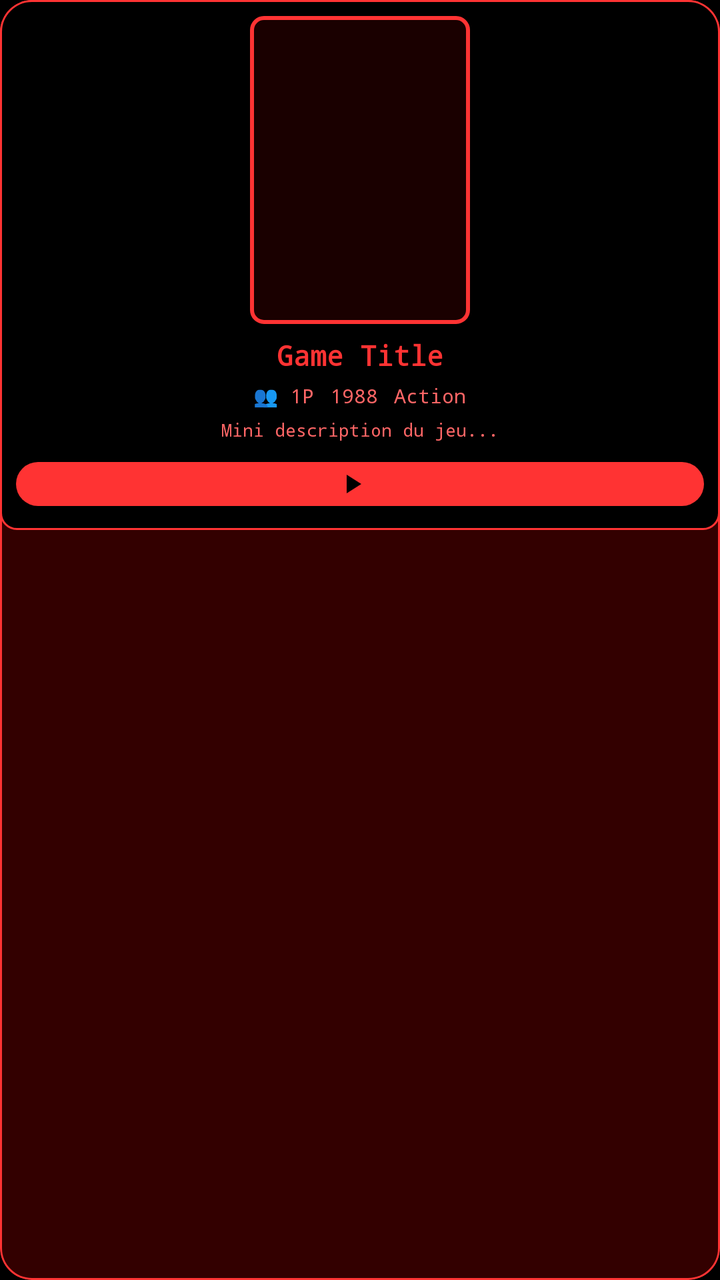
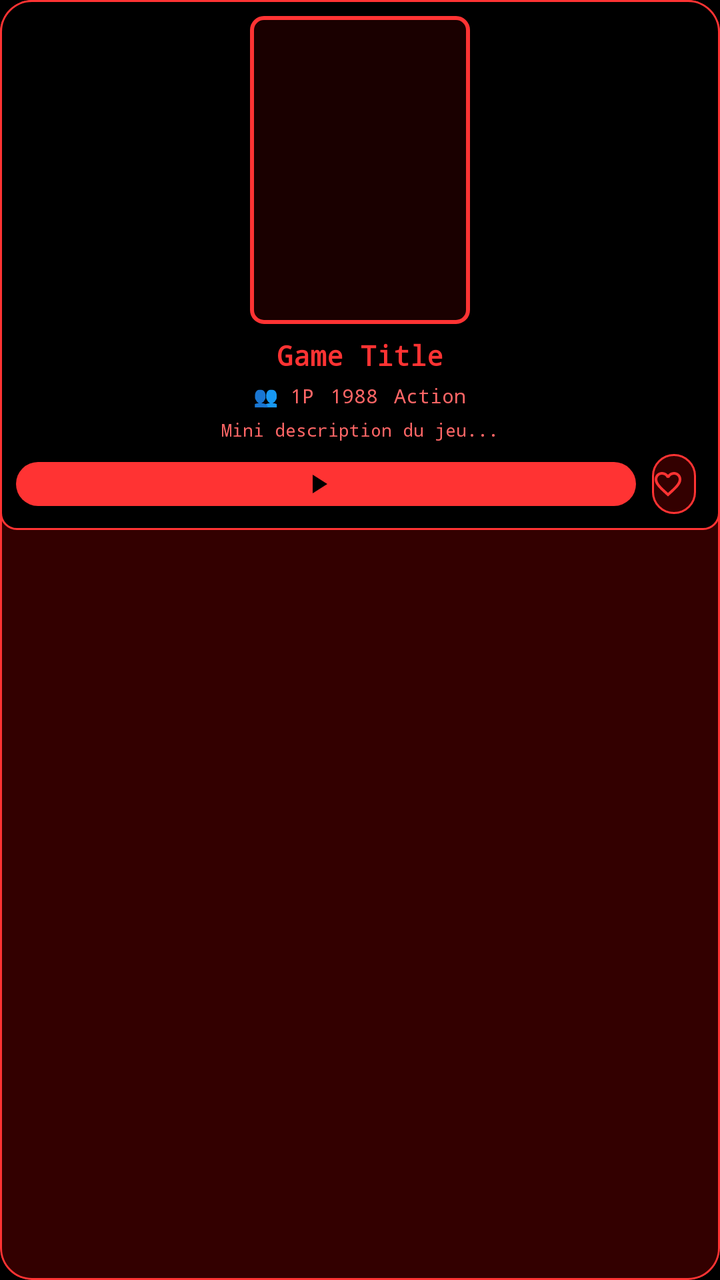

Before-and-after screenshots of an Android layout around one commit, followed by the original layout XML and the change that was made.
<!-- AndroidManifest.xml: application theme Theme.KITT -->
<!-- res/layout/item_game_modern.xml -->
<?xml version="1.0" encoding="utf-8"?>
<com.google.android.material.card.MaterialCardView xmlns:android="http://schemas.android.com/apk/res/android"
    xmlns:app="http://schemas.android.com/apk/res-auto"
    xmlns:tools="http://schemas.android.com/tools"
    android:layout_width="match_parent"
    android:layout_height="wrap_content"
    android:layout_margin="6dp"
    app:cardCornerRadius="16dp"
    app:cardElevation="8dp"
    app:strokeColor="@color/kitt_red"
    app:strokeWidth="1dp"
    app:cardBackgroundColor="@color/kitt_medium_red"
    android:clickable="true"
    android:focusable="true"
    android:foreground="?attr/selectableItemBackground"
    app:rippleColor="@color/kitt_red_alpha">

    <LinearLayout
        android:layout_width="match_parent"
        android:layout_height="wrap_content"
        android:orientation="vertical"
        android:padding="8dp"
        android:gravity="center_horizontal"
        android:background="@drawable/game_card_background">

        
        <ImageView
            android:id="@+id/image"
            android:layout_width="110dp"
            android:layout_height="154dp"
            android:scaleType="centerCrop"
            android:background="@drawable/game_image_background"
            android:padding="2dp"
            android:contentDescription="Game cover" />

        
        <TextView
            android:id="@+id/title"
            android:layout_width="match_parent"
            android:layout_height="wrap_content"
            android:layout_marginTop="6dp"
            android:text="Game Title"
            android:textSize="14sp"
            android:textColor="@color/kitt_red"
            android:fontFamily="monospace"
            android:textStyle="bold"
            android:ellipsize="end"
            android:maxLines="2"
            android:lineSpacingExtra="1dp"
            android:gravity="center" />

        
        <LinearLayout
            android:layout_width="match_parent"
            android:layout_height="wrap_content"
            android:layout_marginTop="4dp"
            android:orientation="horizontal"
            android:gravity="center">

            <TextView
                android:id="@+id/players_info"
                android:layout_width="wrap_content"
                android:layout_height="wrap_content"
                android:text="👥 1P"
                android:textSize="10sp"
                android:textColor="@color/kitt_red_light"
                android:fontFamily="monospace" />

            <TextView
                android:id="@+id/release_year"
                android:layout_width="wrap_content"
                android:layout_height="wrap_content"
                android:layout_marginStart="8dp"
                android:text="1988"
                android:textSize="10sp"
                android:textColor="@color/kitt_red_light"
                android:fontFamily="monospace" />

            <TextView
                android:id="@+id/genre_chip"
                android:layout_width="wrap_content"
                android:layout_height="wrap_content"
                android:layout_marginStart="8dp"
                android:text="Action"
                android:textSize="10sp"
                android:textColor="@color/kitt_red_light"
                android:fontFamily="monospace" />

        </LinearLayout>

        
        <TextView
            android:id="@+id/description"
            android:layout_width="match_parent"
            android:layout_height="wrap_content"
            android:layout_marginTop="4dp"
            android:text="Mini description du jeu..."
            android:textSize="9sp"
            android:textColor="@color/kitt_red_light"
            android:fontFamily="monospace"
            android:ellipsize="end"
            android:maxLines="2"
            android:lineSpacingExtra="1dp"
            android:gravity="center" />

        
        <com.google.android.material.button.MaterialButton
            android:id="@+id/play_button"
            android:layout_width="match_parent"
            android:layout_height="30dp"
            android:layout_marginTop="6dp"
            android:text=""
            app:backgroundTint="@color/kitt_red"
            app:cornerRadius="15dp"
            app:icon="@drawable/ic_play_arrow_24"
            app:iconSize="16dp"
            app:iconTint="@color/kitt_black"
            app:iconGravity="textStart"
            style="@style/Widget.Material3.Button" />

        
        <ProgressBar
            android:id="@+id/loading_progress"
            android:layout_width="12dp"
            android:layout_height="12dp"
            android:visibility="gone"
            android:indeterminateTint="@color/kitt_red"
            android:layout_marginTop="-166dp"
            android:layout_marginEnd="-122dp" />

    </LinearLayout>

</com.google.android.material.card.MaterialCardView>
<!-- resources referenced by this layout -->
<resources>
  <color name="kitt_black">#000000</color>
  <color name="kitt_medium_red">#330000</color>
  <color name="kitt_red">#ff3333</color>
  <color name="kitt_red_alpha">#1aff3333</color>
  <color name="kitt_red_light">#ff6666</color>
  <!-- drawable game_card_background (drawable) -->
  <?xml version="1.0" encoding="utf-8"?>
  <shape xmlns:android="http://schemas.android.com/apk/res/android"
      android:shape="rectangle">
      <solid android:color="@color/kitt_black" />
      <stroke
          android:width="1dp"
          android:color="@color/kitt_red" />
      <corners android:radius="8dp" />
  </shape>
  <!-- drawable game_image_background (drawable) -->
  <?xml version="1.0" encoding="utf-8"?>
  <shape xmlns:android="http://schemas.android.com/apk/res/android"
      android:shape="rectangle">
      <solid android:color="@color/kitt_dark_red" />
      <stroke
          android:width="2dp"
          android:color="@color/kitt_red" />
      <corners android:radius="6dp" />
  </shape>
  <!-- drawable ic_play_arrow_24 (drawable) -->
  <vector xmlns:android="http://schemas.android.com/apk/res/android"
      android:width="24dp"
      android:height="24dp"
      android:viewportWidth="24"
      android:viewportHeight="24"
      android:tint="?attr/colorOnSurface">
    <path
        android:fillColor="@android:color/white"
        android:pathData="M8,5v14l11,-7z"/>
  </vector>
  <style name="Theme.KITT" parent="Base.Theme.KITT" />
  <color name="kitt_dark_red">#1a0000</color>
  <color name="kitt_gray">#333333</color>
  <color name="kitt_light_gray">#666666</color>
  <!-- unchanged entries left out for length: 1 -->
</resources>

<!-- the commit's change to res/layout/item_game_modern.xml (unified diff, before → after) -->
@@ -104,19 +104,49 @@
             android:gravity="center" />
 
         
-        <com.google.android.material.button.MaterialButton
-            android:id="@+id/play_button"
+        <LinearLayout
             android:layout_width="match_parent"
-            android:layout_height="30dp"
+            android:layout_height="wrap_content"
             android:layout_marginTop="6dp"
-            android:text=""
-            app:backgroundTint="@color/kitt_red"
-            app:cornerRadius="15dp"
-            app:icon="@drawable/ic_play_arrow_24"
-            app:iconSize="16dp"
-            app:iconTint="@color/kitt_black"
-            app:iconGravity="textStart"
-            style="@style/Widget.Material3.Button" />
+            android:orientation="horizontal"
+            android:gravity="center">
+
+            
+            <com.google.android.material.button.MaterialButton
+                android:id="@+id/play_button"
+                android:layout_width="0dp"
+                android:layout_height="30dp"
+                android:layout_weight="1"
+                android:text=""
+                app:backgroundTint="@color/kitt_red"
+                app:cornerRadius="15dp"
+                app:icon="@drawable/ic_play_arrow_24"
+                app:iconSize="16dp"
+                app:iconTint="@color/kitt_black"
+                app:iconGravity="textStart"
+                style="@style/Widget.Material3.Button" />
+
+            
+            <com.google.android.material.button.MaterialButton
+                android:id="@+id/favorite_button"
+                android:layout_width="30dp"
+                android:layout_height="30dp"
+                android:layout_marginStart="4dp"
+                android:text=""
+                app:icon="@drawable/ic_favorite_border_24"
+                app:iconSize="16dp"
+                app:iconTint="@color/kitt_red"
+                app:iconPadding="0dp"
+                app:backgroundTint="@color/kitt_medium_red"
+                app:cornerRadius="15dp"
+                app:strokeColor="@color/kitt_red"
+                app:strokeWidth="1dp"
+                android:insetTop="0dp"
+                android:insetBottom="0dp"
+                android:padding="0dp"
+                style="@style/Widget.Material3.Button.IconButton" />
+
+        </LinearLayout>
 
         
         <ProgressBar
<!-- resource entries referenced after the edit -->
@@ -25,6 +25,17 @@
           android:color="@color/kitt_red" />
       <corners android:radius="6dp" />
   </shape>
+  <!-- drawable ic_favorite_border_24 (drawable) -->
+  <vector xmlns:android="http://schemas.android.com/apk/res/android"
+      android:width="24dp"
+      android:height="24dp"
+      android:viewportWidth="24"
+      android:viewportHeight="24"
+      android:tint="?attr/colorOnSurface">
+    <path
+        android:fillColor="@android:color/white"
+        android:pathData="M16.5,3c-1.74,0 -3.41,0.81 -4.5,2.09C10.91,3.81 9.24,3 7.5,3 4.42,3 2,5.42 2,8.5c0,3.78 3.4,6.86 8.55,11.54L12,21.35l1.45,-1.32C18.6,15.36 22,12.28 22,8.5 22,5.42 19.58,3 16.5,3zM12.1,18.55l-0.1,0.1 -0.1,-0.1C7.14,14.24 4,11.39 4,8.5 4,6.5 5.5,5 7.5,5c1.54,0 3.04,0.99 3.57,2.36h1.87C13.46,5.99 14.96,5 16.5,5c2,0 3.5,1.5 3.5,3.5 0,2.89 -3.14,5.74 -7.9,10.05z"/>
+  </vector>
   <!-- drawable ic_play_arrow_24 (drawable) -->
   <vector xmlns:android="http://schemas.android.com/apk/res/android"
       android:width="24dp"
